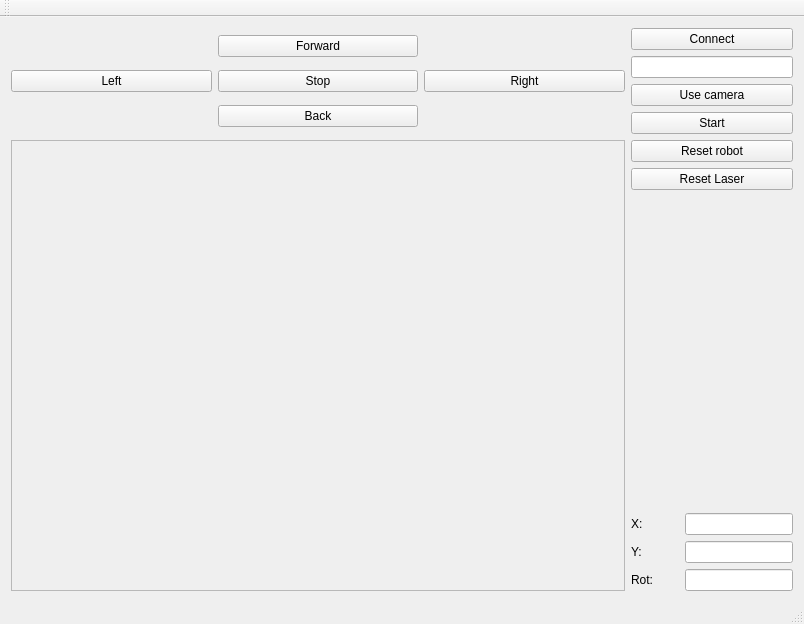
Qt form demoRMR/mainwindow.ui (tom-jurov/RMR-project) before a commit.
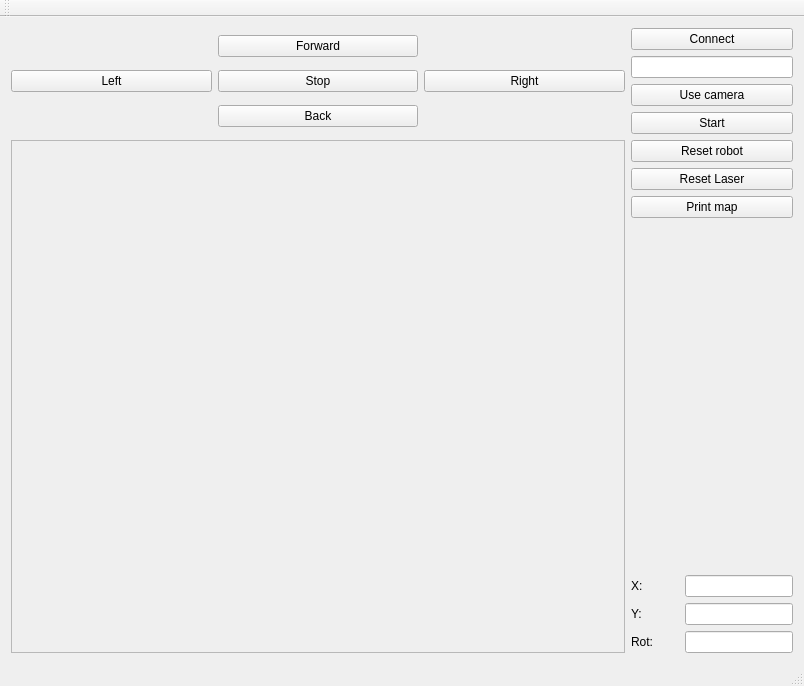
The same form after that commit.

What changed in the file:
```diff
--- a/demoRMR/mainwindow.ui
+++ b/demoRMR/mainwindow.ui
@@ -7,7 +7,7 @@
     <x>0</x>
     <y>0</y>
     <width>804</width>
-    <height>624</height>
+    <height>686</height>
    </rect>
   </property>
   <property name="windowTitle">
@@ -223,6 +223,13 @@
         </property>
        </widget>
       </item>
+      <item>
+       <widget class="QPushButton" name="pushButton_11">
+        <property name="text">
+         <string>Print map</string>
+        </property>
+       </widget>
+      </item>
       <item>
        <spacer name="verticalSpacer">
         <property name="orientation">
```
Left out of the diff: 2 changed lines with no effect on the pictures.
